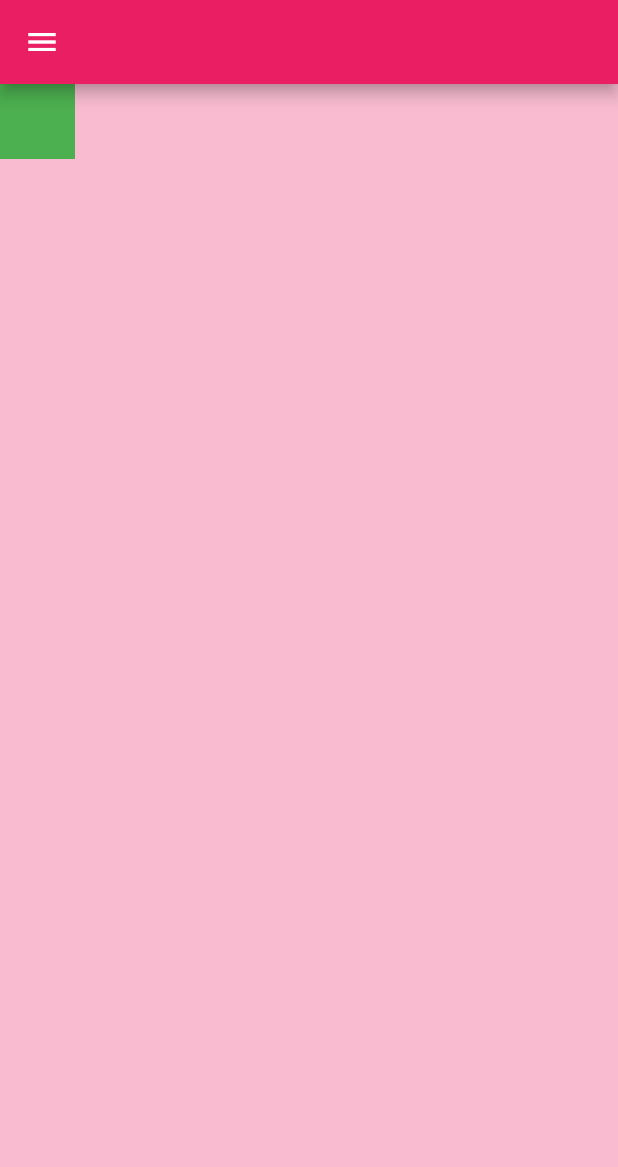
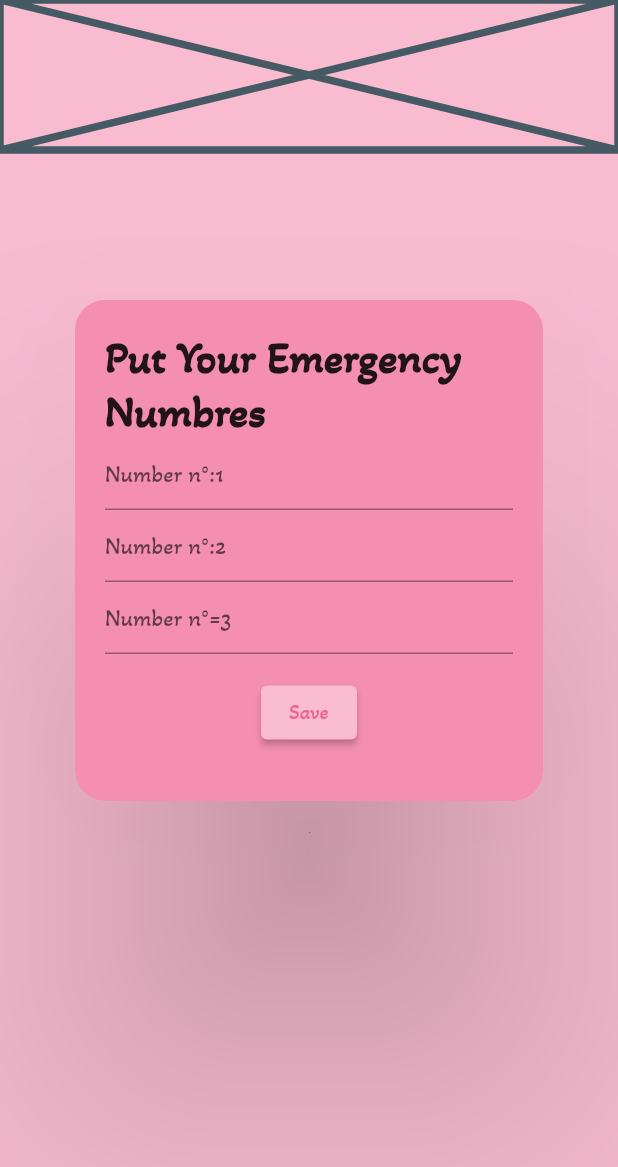
Before and after one commit to melWiss/lorem_ipsum, a Flutter app: the screen it shows after launch, on a phone screen of 412 x 824 dp. Shown: the top 1167 px of the screen. Run offline on Flutter 3.47's test engine with Material 2 defaults, Android fonts, the light colour scheme and no system bars.

Commit message:
emergency numbers copmleted

```diff
--- a/lib/main.dart
+++ b/lib/main.dart
@@ -4,6 +4,7 @@ import 'package:lorem_ipsum/login.dart';
 import 'package:lorem_ipsum/navigation.dart';
 
 import 'carte.dart';
+import 'numbers.dart';
 
 void main() {
   runApp(MyApp());
@@ -16,7 +17,7 @@ class MyApp extends StatelessWidget {
       title: 'zahra demo',
       theme:
           ThemeData(primarySwatch: Colors.pink, fontFamily: 'AkayaTelivigala'),
-      home: NavigationScreen(),
+      home: Numberscreen (),
     );
   }
 }
--- /dev/null
+++ b/lib/numbers.dart
@@ -0,0 +1,68 @@
+import 'package:flutter/material.dart';
+
+class Numberscreen extends StatelessWidget {
+  @override
+  Widget build(BuildContext context) {
+    return Scaffold(
+      backgroundColor: Colors.pink.shade100,
+      body: Column(
+        children: [
+          Placeholder(
+            fallbackHeight: 100,
+            strokeWidth: 5,
+          ),
+          Padding(
+            padding: EdgeInsets.fromLTRB(50, 100, 50, 10),
+            child: Material(
+              color: Colors.pink[100],
+              elevation: 100,
+              borderRadius: BorderRadius.circular(20),
+              clipBehavior: Clip.antiAlias,
+                          child: Container(
+                padding: EdgeInsets.all(20),
+                color: Colors.pink.shade200,
+                child: Column(
+                    mainAxisAlignment: MainAxisAlignment.center,
+                    children: [
+                      Text(
+                      'Put Your Emergency Numbres',
+                      style: TextStyle(
+                        fontSize: 30,
+                        fontWeight: FontWeight.bold,
+                      ),
+                    ),
+                      TextField(
+                        decoration: InputDecoration(
+                          hintText: 'Number n°:1',
+                        ),
+                      ),
+                      TextField(
+                        decoration: InputDecoration(
+                          hintText: 'Number n°:2',
+                        ),
+                      ),
+                      TextField(
+                        decoration: InputDecoration(
+                          hintText: 'Number n°=3',
+                        ),
+                      ),
+                      Padding(
+                        padding: const EdgeInsets.all(15.0),
+                        child: ElevatedButton(
+                              onPressed: () {},
+                              child: Text("Save"),
+                              style: ElevatedButton.styleFrom(
+                                primary: Colors.pink[100], // background
+                                onPrimary: Colors.pink.shade300, // foreground
+                              ),
+                            ),
+                      ),
+                    ]),
+              ),
+            ),
+          ),
+        ],
+      ),
+    );
+  }
+}
```
